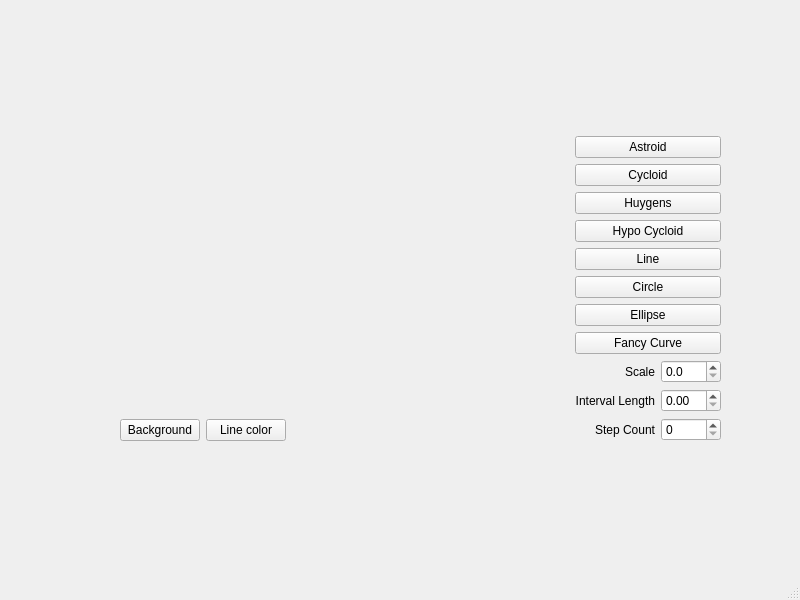
First picture: the form in mainwindow.ui, repository umerm64/QtCurvesCpp, before the edit.
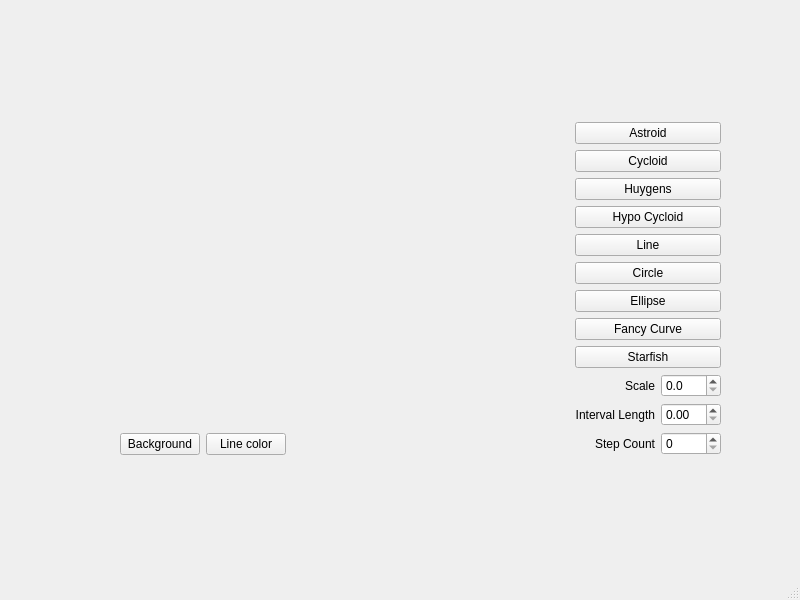
Second picture: the form after the edit. Custom widgets are drawn as their Qt base class.

Commit message: Assignment 5 adding a starfish

Patch:
```diff
--- a/mainwindow.ui
+++ b/mainwindow.ui
@@ -120,6 +120,13 @@
          </property>
         </widget>
        </item>
+       <item>
+        <widget class="QPushButton" name="btnStarfish">
+         <property name="text">
+          <string>Starfish</string>
+         </property>
+        </widget>
+       </item>
        <item>
         <layout class="QHBoxLayout" name="horizontalLayout">
          <item>
```
The commit also changes 4 other files.
